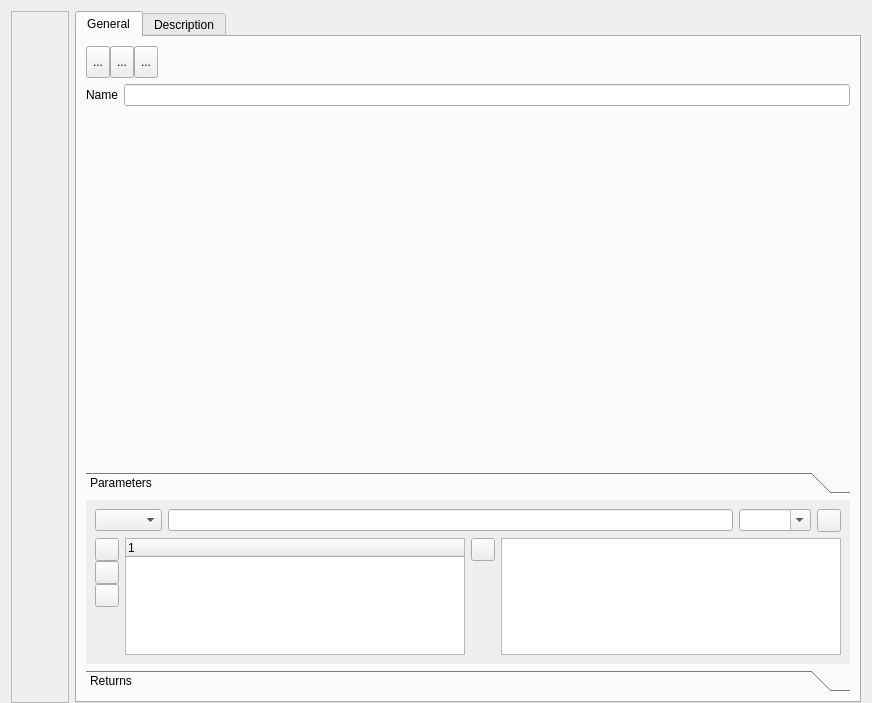
Before: the Qt Designer form src/gui/ProcedureForm.ui in fritzone/ddm, drawn with Qt 5.
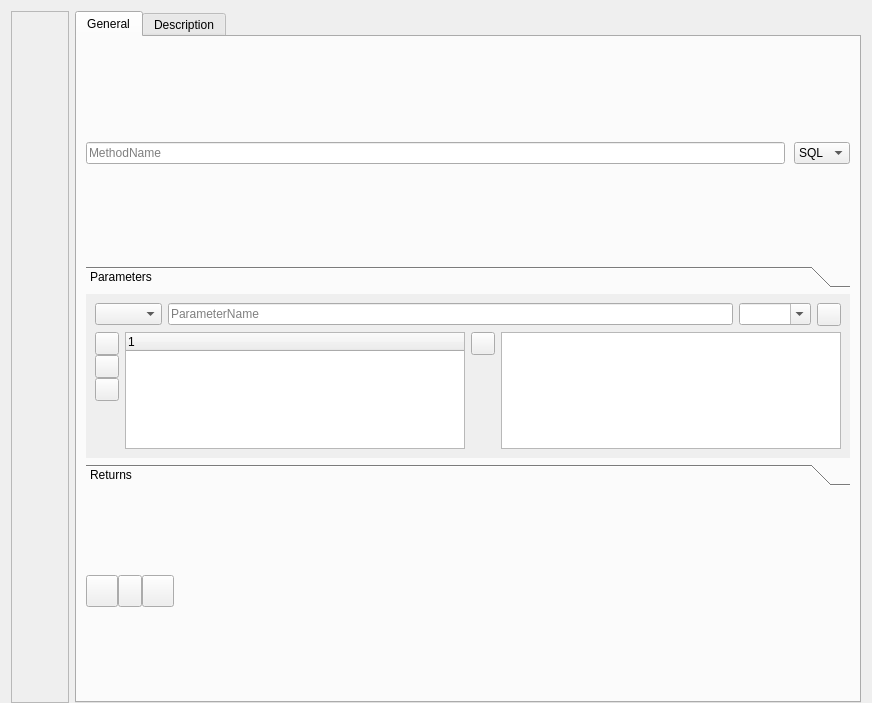
After: the same form once the commit is applied. Icons and pictures are not drawn.

Diff of the .ui file:
```diff
--- a/src/gui/ProcedureForm.ui
+++ b/src/gui/ProcedureForm.ui
@@ -122,113 +122,66 @@
          </attribute>
          <layout class="QVBoxLayout" name="verticalLayout_6">
           <item>
-           <layout class="QHBoxLayout" name="horizontalLayout_3">
-            <property name="spacing">
-             <number>0</number>
+           <widget class="QFrame" name="frame">
+            <property name="sizePolicy">
+             <sizepolicy hsizetype="Preferred" vsizetype="Minimum">
+              <horstretch>0</horstretch>
+              <verstretch>0</verstretch>
+             </sizepolicy>
             </property>
-            <item>
-             <widget class="QToolButton" name="btnLoad">
-              <property name="maximumSize">
-               <size>
-                <width>32</width>
-                <height>32</height>
-               </size>
-              </property>
-              <property name="toolTip">
-               <string>Load a .SQL file</string>
-              </property>
-              <property name="text">
-               <string>...</string>
-              </property>
-              <property name="icon">
-               <iconset resource="../dbm.qrc">
-                <normaloff>:/images/actions/images/actions/fileopen.png</normaloff>:/images/actions/images/actions/fileopen.png</iconset>
-              </property>
-              <property name="iconSize">
-               <size>
-                <width>24</width>
-                <height>24</height>
-               </size>
-              </property>
-             </widget>
-            </item>
-            <item>
-             <widget class="QToolButton" name="btnSave">
-              <property name="maximumSize">
-               <size>
-                <width>32</width>
-                <height>32</height>
-               </size>
-              </property>
-              <property name="toolTip">
-               <string>Save the script to a .SQL file</string>
-              </property>
-              <property name="text">
-               <string>...</string>
-              </property>
-              <property name="icon">
-               <iconset resource="../dbm.qrc">
-                <normaloff>:/images/actions/images/actions/filesave.png</normaloff>:/images/actions/images/actions/filesave.png</iconset>
-              </property>
-             </widget>
-            </item>
-            <item>
-             <widget class="QToolButton" name="btnInject">
-              <property name="maximumSize">
-               <size>
-                <width>32</width>
-                <height>32</height>
-               </size>
-              </property>
-              <property name="toolTip">
-               <string>Inject this procedure in a database</string>
-              </property>
-              <property name="text">
-               <string>...</string>
-              </property>
-              <property name="icon">
-               <iconset resource="../dbm.qrc">
-                <normaloff>:/images/actions/images/small/database.png</normaloff>:/images/actions/images/small/database.png</iconset>
-              </property>
-              <property name="iconSize">
-               <size>
-                <width>24</width>
-                <height>24</height>
-               </size>
-              </property>
-             </widget>
-            </item>
-            <item>
-             <spacer name="horizontalSpacer">
-              <property name="orientation">
-               <enum>Qt::Horizontal</enum>
-              </property>
-              <property name="sizeHint" stdset="0">
-               <size>
-                <width>40</width>
-                <height>20</height>
-               </size>
-              </property>
-             </spacer>
-            </item>
-           </layout>
-          </item>
-          <item>
-           <layout class="QFormLayout" name="formLayout_2">
-            <property name="fieldGrowthPolicy">
-             <enum>QFormLayout::AllNonFixedFieldsGrow</enum>
+            <property name="maximumSize">
+             <size>
+              <width>16777215</width>
+              <height>48</height>
+             </size>
             </property>
-            <item row="0" column="0">
-             <widget class="QLabel" name="lblProcName">
-              <property name="text">
-               <string>Name</string>
-              </property>
-             </widget>
-            </item>
-            <item row="0" column="1">
-             <widget class="QLineEdit" name="txtProcName"/>
-            </item>
-           </layout>
+            <layout class="QHBoxLayout" name="horizontalLayout_6">
+             <property name="spacing">
+              <number>9</number>
+             </property>
+             <property name="leftMargin">
+              <number>0</number>
+             </property>
+             <property name="topMargin">
+              <number>3</number>
+             </property>
+             <property name="rightMargin">
+              <number>0</number>
+             </property>
+             <property name="bottomMargin">
+              <number>3</number>
+             </property>
+             <item>
+              <widget class="QLineEdit" name="txtProcName">
+               <property name="placeholderText">
+                <string>MethodName</string>
+               </property>
+              </widget>
+             </item>
+             <item>
+              <widget class="QComboBox" name="cmbProcedureType">
+               <item>
+                <property name="text">
+                 <string>SQL</string>
+                </property>
+                <property name="icon">
+                 <iconset resource="../dbm.qrc">
+                  <normaloff>:/images/actions/images/small/sql.png</normaloff>:/images/actions/images/small/sql.png</iconset>
+                </property>
+               </item>
+               <item>
+                <property name="text">
+                 <string>Java</string>
+                </property>
+                <property name="icon">
+                 <iconset resource="../dbm.qrc">
+                  <normaloff>:/images/actions/images/small/java.png</normaloff>:/images/actions/images/small/java.png</iconset>
+                </property>
+               </item>
+              </widget>
+             </item>
+            </layout>
+           </widget>
           </item>
           <item>
            <widget class="QToolBox" name="grpParameters">
@@ -295,6 +248,9 @@
                   <property name="toolTip">
                    <string>The name of the parameter</string>
                   </property>
+                  <property name="placeholderText">
+                   <string>ParameterName</string>
+                  </property>
                  </widget>
                 </item>
                 <item>
@@ -506,6 +462,98 @@
             </widget>
            </widget>
           </item>
+          <item>
+           <layout class="QHBoxLayout" name="horizontalLayout_3">
+            <property name="spacing">
+             <number>0</number>
+            </property>
+            <item>
+             <widget class="QToolButton" name="btnLoad">
+              <property name="maximumSize">
+               <size>
+                <width>32</width>
+                <height>32</height>
+               </size>
+              </property>
+              <property name="toolTip">
+               <string>Load a .SQL file</string>
+              </property>
+              <property name="text">
+               <string/>
+              </property>
+              <property name="icon">
+               <iconset resource="../dbm.qrc">
+                <normaloff>:/images/actions/images/actions/fileopen.png</normaloff>:/images/actions/images/actions/fileopen.png</iconset>
+              </property>
+              <property name="iconSize">
+               <size>
+                <width>24</width>
+                <height>24</height>
+               </size>
+              </property>
+             </widget>
+            </item>
+            <item>
+             <widget class="QToolButton" name="btnSave">
+              <property name="maximumSize">
+               <size>
+                <width>32</width>
+                <height>32</height>
+               </size>
+              </property>
+              <property name="toolTip">
+               <string>Save the script to a .SQL file</string>
+              </property>
+              <property name="text">
+               <string/>
+              </property>
+              <property name="icon">
+               <iconset resource="../dbm.qrc">
+                <normaloff>:/images/actions/images/actions/filesave.png</normaloff>:/images/actions/images/actions/filesave.png</iconset>
+              </property>
+             </widget>
+            </item>
+            <item>
+             <widget class="QToolButton" name="btnInject">
+              <property name="maximumSize">
+               <size>
+                <width>32</width>
+                <height>32</height>
+               </size>
+              </property>
+              <property name="toolTip">
+               <string>Inject this procedure in a database</string>
+              </property>
+              <property name="text">
+               <string/>
+              </property>
+              <property name="icon">
+               <iconset resource="../dbm.qrc">
+                <normaloff>:/images/actions/images/small/database.png</normaloff>:/images/actions/images/small/database.png</iconset>
+              </property>
+              <property name="iconSize">
+               <size>
+                <width>24</width>
+                <height>24</height>
+               </size>
+              </property>
+             </widget>
+            </item>
+            <item>
+             <spacer name="horizontalSpacer">
+              <property name="orientation">
+               <enum>Qt::Horizontal</enum>
+              </property>
+              <property name="sizeHint" stdset="0">
+               <size>
+                <width>40</width>
+                <height>20</height>
+               </size>
+              </property>
+             </spacer>
+            </item>
+           </layout>
+          </item>
           <item>
            <layout class="QHBoxLayout" name="horizontalLayout">
             <property name="spacing">
```
Left out of the diff: 16 changed lines with no effect on the pictures.
